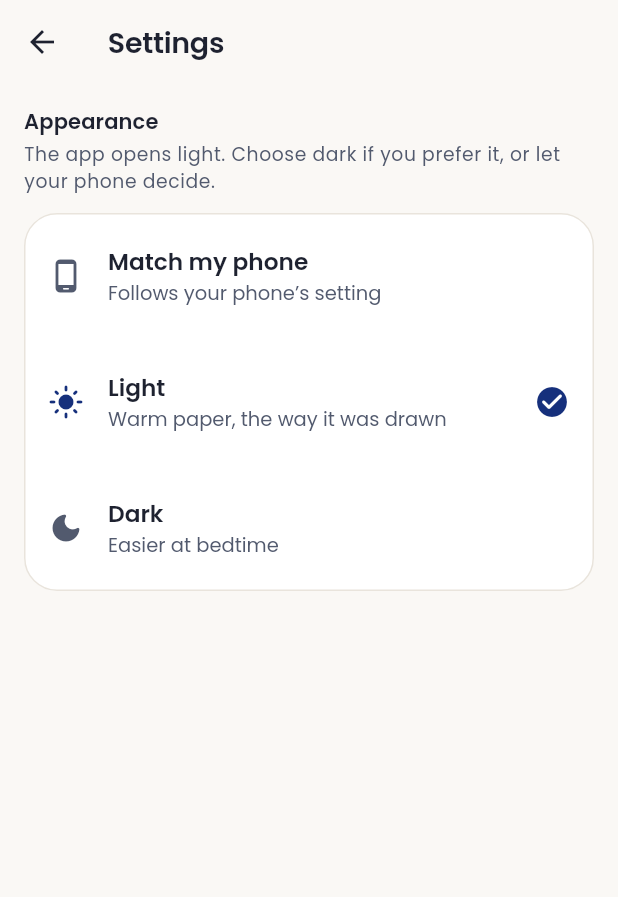
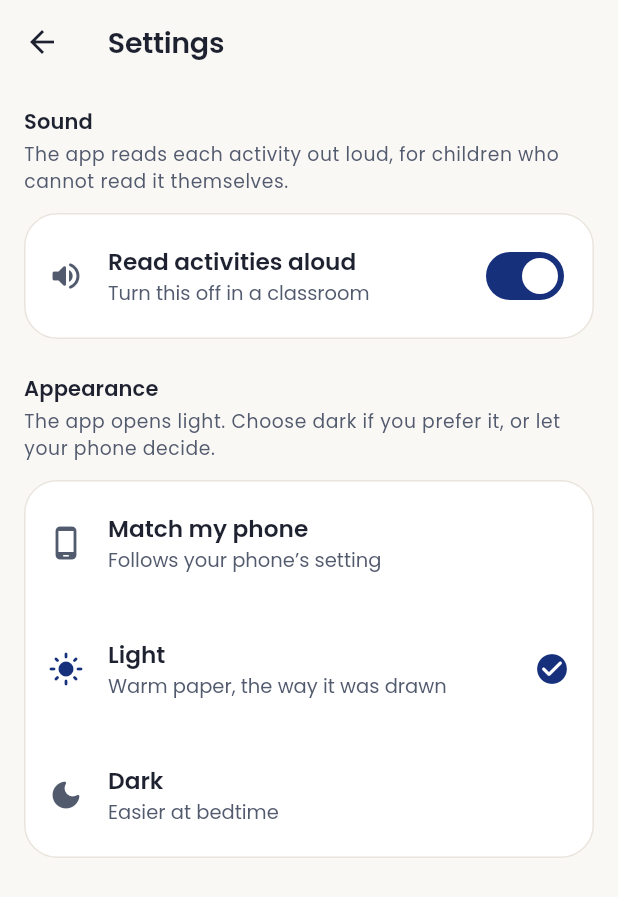
Before and after one commit to itsidkanojiya/poetree-preschool, a Flutter app: the _SettingsPage screen opened directly, on a phone screen of 412 x 824 dp. Shown: the top 897 px of the screen. Run offline on Flutter 3.47's test engine with Material 3 defaults, Android fonts, the phone set to English and light mode, and no system bars; our stand-ins replace connectivity_plus, dio, firebase_core, firebase_messaging, flutter_secure_storage, flutter_tts and 3 more; accounts and stored records are empty; network calls fail.

Commit message:
The app says the number, then says whether they got it
A child who cannot read was being shown an instruction written for
somebody else to read to them. Every prompt in the content already
carries a `say` sentence for exactly that; now the app reads it.

Arriving at a number speaks it — "Trace the number one, start at the
flag, then straight down" — and a speaker button says it again, because
a three-year-old asks for the same thing five times and leaving the page
to get it is not an answer. Once per arrival, not once per frame: the
build runs on every finger movement.

Getting it right is praised out loud, from a handful of phrases rather
than one. The same three words every time stops being praise and becomes
a noise the app makes. Getting it wrong says the hint already on screen,
which is the thing a child who cannot read most needs said.

Synthesised, not recorded. A recording per numeral is ten files, then
ten more for the letters, and a studio session every time somebody
writes a new activity — this covers whatever the content happens to say,
slowed down and pitched slightly up for the age.

Every call is safe on a phone with no speech engine: each one catches
and does nothing, so the app is the same app minus the sound. The tests
run with no plugins registered at all, which is that phone exactly.

And a switch in Settings, because a classroom of twenty phones all
saying "well done" at once is a real place.

Co-Authored-By: Claude Opus 5 <noreply@anthropic.com>

```diff
--- /dev/null
+++ b/apps/mobile/lib/core/audio/speech_service.dart
@@ -0,0 +1,111 @@
+import 'dart:async';
+import 'dart:math' as math;
+
+import 'package:flutter_secure_storage/flutter_secure_storage.dart';
+import 'package:flutter_tts/flutter_tts.dart';
+import 'package:get/get.dart';
+
+/// The app's voice.
+///
+/// The children this is for cannot read. Every prompt in the content already
+/// carries a `say` sentence, written for the adult sitting beside them to read
+/// out — this reads it when nobody is sitting beside them.
+///
+/// Synthesised rather than recorded. A recording per numeral is ten files, then
+/// ten more for the letters, and a studio session every time somebody writes a
+/// new activity; the voice covers whatever the content happens to say.
+///
+/// Every method is safe to call when there is no engine on the device. A phone
+/// with no speech installed loses the voice and keeps the app: nothing here is
+/// allowed to throw into a child's screen.
+class SpeechService extends GetxService {
+  SpeechService({FlutterTts? tts, FlutterSecureStorage? storage})
+    : _tts = tts ?? FlutterTts(),
+      _storage = storage ?? const FlutterSecureStorage();
+
+  static const _key = 'sounds_on';
+
+  final FlutterTts _tts;
+  final FlutterSecureStorage _storage;
+
+  /// Whether the app speaks at all.
+  ///
+  /// On by default — the voice is the point — but a classroom of twenty phones
+  /// all saying "well done" at once is a real place, so it can be turned off.
+  final isOn = true.obs;
+
+  bool _ready = false;
+
+  Future<SpeechService> init() async {
+    try {
+      isOn.value = (await _storage.read(key: _key)) != 'off';
+    } on Exception {
+      isOn.value = true;
+    }
+
+    try {
+      await _tts.setLanguage('en-IN');
+      // Slower than an adult would speak. A three-year-old is still working out
+      // where one word ends and the next starts.
+      await _tts.setSpeechRate(0.42);
+      await _tts.setPitch(1.05);
+      await _tts.awaitSpeakCompletion(true);
+      _ready = true;
+    } on Exception {
+      // No engine, or one that will not configure. The app goes on quietly.
+      _ready = false;
+    }
+
+    return this;
+  }
+
+  Future<void> setOn(bool on) async {
+    isOn.value = on;
+    if (!on) await stop();
+    try {
+      await _storage.write(key: _key, value: on ? 'on' : 'off');
+    } on Exception {
+      // Applied for this run either way.
+    }
+  }
+
+  /// Says one thing, cutting off whatever was being said.
+  ///
+  /// Interrupting on purpose: a child who taps ahead should hear the number
+  /// they are looking at, not queue behind the one they left.
+  Future<void> say(String text) async {
+    if (!_ready || !isOn.value || text.trim().isEmpty) return;
+
+    try {
+      await _tts.stop();
+      await _tts.speak(text);
+    } on Exception {
+      // A engine that fails mid-sentence is not worth a broken screen.
+    }
+  }
+
+  Future<void> stop() async {
+    if (!_ready) return;
+    try {
+      await _tts.stop();
+    } on Exception {
+      // Nothing to recover from.
+    }
+  }
+
+  /// Said when a child gets it right.
+  ///
+  /// Varied on purpose. The same three words every time stops being praise and
+  /// becomes a noise the app makes.
+  static const praise = <String>[
+    'Nice! Very good.',
+    'Well done!',
+    'That is it! Lovely.',
+    'Brilliant!',
+    'Perfect. Well done!',
+  ];
+
+  static final _random = math.Random();
+
+  Future<void> wellDone() => say(praise[_random.nextInt(praise.length)]);
+}
--- a/apps/mobile/lib/features/parent/parent_home_view.dart
+++ b/apps/mobile/lib/features/parent/parent_home_view.dart
@@ -4,6 +4,7 @@ import 'package:intl/intl.dart';
 
 import '../../core/routes/app_pages.dart';
 import '../../core/theme/app_theme.dart';
+import '../../core/audio/speech_service.dart';
 import '../../core/theme/theme_controller.dart';
 import '../../core/widgets/async_view.dart';
 import '../auth/auth_controller.dart';
@@ -322,12 +323,49 @@ class _SettingsPage extends StatelessWidget {
   @override
   Widget build(BuildContext context) {
     final theme = Get.find<ThemeController>();
+    final voice = Get.isRegistered<SpeechService>()
+        ? Get.find<SpeechService>()
+        : null;
 
     return Scaffold(
       appBar: AppBar(title: const Text('Settings')),
       body: ListView(
         padding: const EdgeInsets.fromLTRB(16, 16, 16, 28),
         children: [
+          if (voice != null) ...[
+            Text('Sound', style: Theme.of(context).textTheme.titleSmall),
+            const SizedBox(height: 4),
+            Text(
+              'The app reads each activity out loud, for children who cannot '
+              'read it themselves.',
+              style: Theme.of(context).textTheme.bodySmall,
+            ),
+            const SizedBox(height: 12),
+            Obx(
+              () => Card(
+                margin: EdgeInsets.zero,
+                child: SwitchListTile(
+                  value: voice.isOn.value,
+                  onChanged: (on) => voice.setOn(on),
+                  secondary: Icon(
+                    voice.isOn.value
+                        ? Icons.volume_up_rounded
+                        : Icons.volume_off_rounded,
+                  ),
+                  title: const Text('Read activities aloud'),
+                  subtitle: Text(
+                    voice.isOn.value
+                        // Said plainly: a room of twenty phones all saying
+                        // "well done" at once is a real place.
+                        ? 'Turn this off in a classroom'
+                        : 'The app stays silent',
+                  ),
+                ),
+              ),
+            ),
+            const SizedBox(height: 24),
+          ],
+
           Text(
             'Appearance',
             style: Theme.of(context).textTheme.titleSmall,
```
Also changed, not shown: apps/mobile/lib/features/activities/activity_play_view.dart (+59 -6 lines), apps/mobile/lib/main.dart (+7 -0 lines), apps/mobile/pubspec.yaml (+9 -0 lines), apps/mobile/pubspec.lock, 1 other file.
